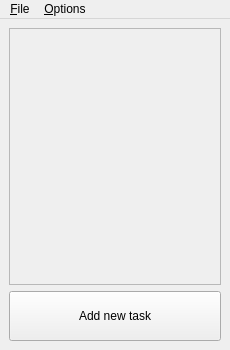
First picture: the form in MainWindow.ui, repository priomsrb/lighttasks, before the edit.
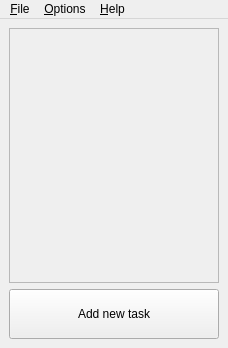
Second picture: the form after the edit. Icons and pictures are not drawn.

Commit message: Added a help dialog

Patch:
```diff
--- a/MainWindow.ui
+++ b/MainWindow.ui
@@ -6,8 +6,8 @@
    <rect>
     <x>0</x>
     <y>0</y>
-    <width>230</width>
-    <height>350</height>
+    <width>228</width>
+    <height>348</height>
    </rect>
   </property>
   <property name="windowTitle">
@@ -32,8 +32,8 @@
         <rect>
          <x>0</x>
          <y>0</y>
-         <width>212</width>
-         <height>255</height>
+         <width>210</width>
+         <height>253</height>
         </rect>
        </property>
        <layout class="QVBoxLayout" name="taskListLayout">
@@ -74,7 +74,7 @@
     <rect>
      <x>0</x>
      <y>0</y>
-     <width>230</width>
+     <width>228</width>
      <height>21</height>
     </rect>
    </property>
@@ -92,8 +92,15 @@
     </property>
     <addaction name="actionAlwaysOnTop"/>
    </widget>
+   <widget class="QMenu" name="menu_Help">
+    <property name="title">
+     <string>&amp;Help</string>
+    </property>
+    <addaction name="actionHelp"/>
+   </widget>
    <addaction name="menuFile"/>
    <addaction name="menuOptions"/>
+   <addaction name="menu_Help"/>
   </widget>
   <action name="actionQuit">
    <property name="text">
```
Left out of the diff: 8 changed lines with no effect on the pictures. The commit also changes 6 other files.
